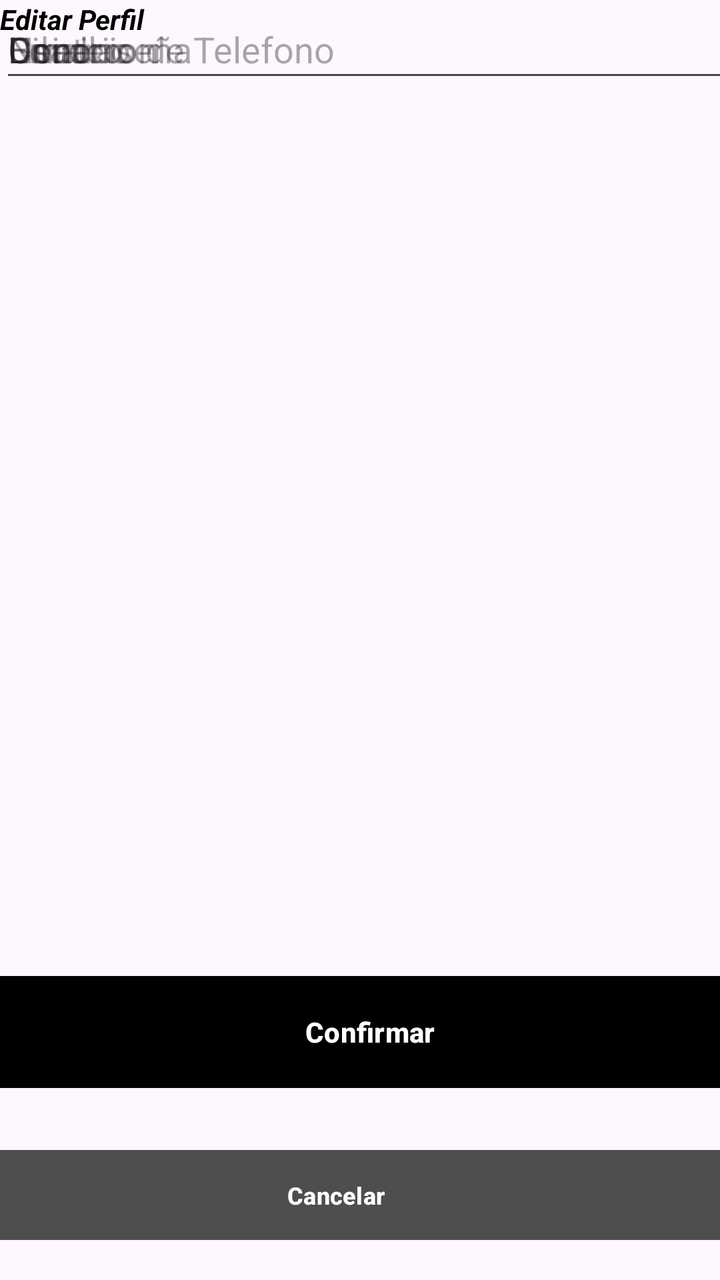
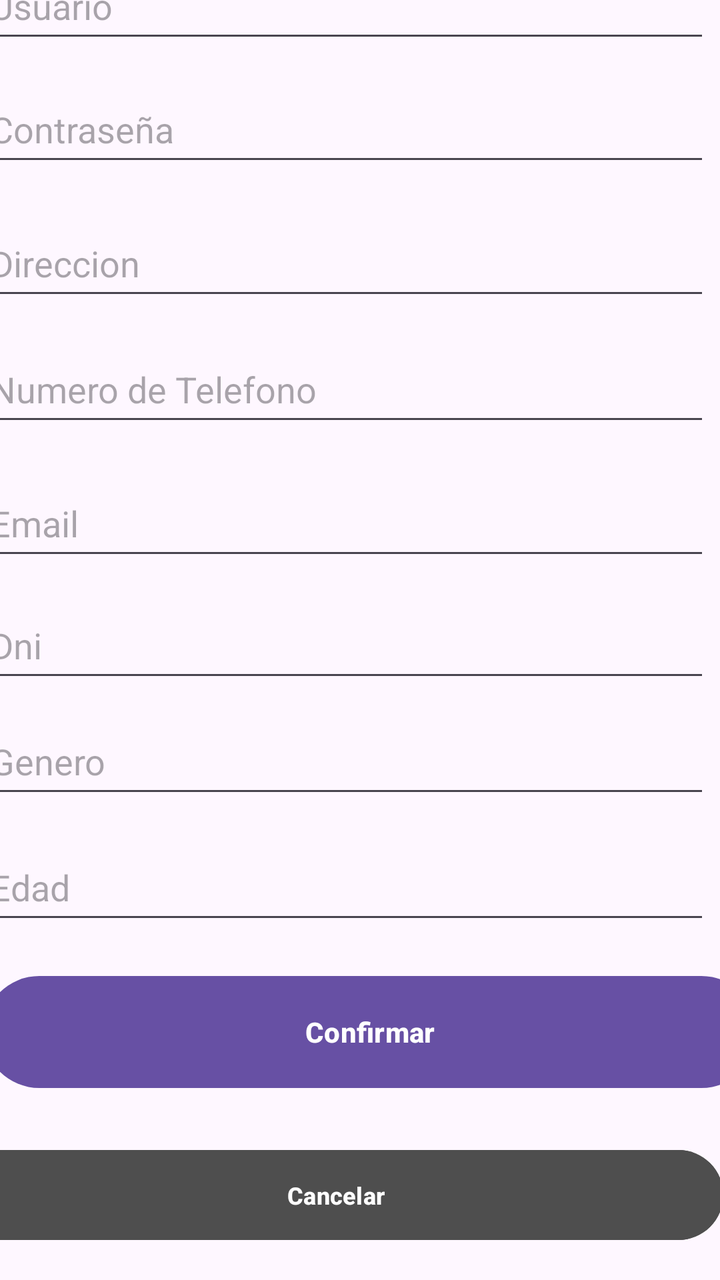

Screens rendered from an Android XML layout before and after an edit, with the pre-edit source and the edit as a unified diff.
<!-- AndroidManifest.xml: application theme Theme.MobilesVC -->
<!-- res/layout/user_edit_view.xml -->
<?xml version="1.0" encoding="utf-8"?>
<androidx.constraintlayout.widget.ConstraintLayout xmlns:android="http://schemas.android.com/apk/res/android"
    xmlns:app="http://schemas.android.com/apk/res-auto"
    xmlns:tools="http://schemas.android.com/tools"
    android:layout_width="match_parent"
    android:layout_height="match_parent">

    <com.google.android.material.textfield.TextInputEditText
        android:id="@+id/vGeneroEdit"
        android:layout_width="364dp"
        android:layout_height="46dp"
        android:hint="Genero"
        tools:layout_editor_absoluteX="16dp"
        tools:layout_editor_absoluteY="453dp" />

    <com.google.android.material.textfield.TextInputEditText
        android:id="@+id/vEdadEdit"
        android:layout_width="364dp"
        android:layout_height="46dp"
        android:hint="Edad"
        tools:layout_editor_absoluteX="16dp"
        tools:layout_editor_absoluteY="512dp" />

    <com.google.android.material.textfield.TextInputEditText
        android:id="@+id/vDniEdit"
        android:layout_width="364dp"
        android:layout_height="46dp"
        android:hint="Dni"
        tools:layout_editor_absoluteX="16dp"
        tools:layout_editor_absoluteY="399dp" />

    <com.google.android.material.textfield.TextInputEditText
        android:id="@+id/vEmailEdit"
        android:layout_width="364dp"
        android:layout_height="46dp"
        android:hint="Email"
        tools:layout_editor_absoluteX="16dp"
        tools:layout_editor_absoluteY="342dp" />

    <Button
        android:id="@+id/vEditUsuario"
        android:layout_width="387dp"
        android:layout_height="64dp"
        android:layout_marginTop="48dp"
        android:layout_marginBottom="92dp"
        android:backgroundTint="@color/primary"
        android:paddingVertical="14dp"
        android:text="Confirmar"
        android:textStyle="bold"
        app:cornerRadius="@dimen/item_transform_image_length"
        app:layout_constraintBottom_toBottomOf="parent"
        app:layout_constraintEnd_toEndOf="parent"
        app:layout_constraintHorizontal_bias="0.333"
        app:layout_constraintStart_toStartOf="parent"
        app:layout_constraintTop_toBottomOf="@+id/etClave" />

    <com.google.android.material.textfield.TextInputEditText
        android:id="@+id/vDireccionEdit"
        android:layout_width="364dp"
        android:layout_height="46dp"
        android:hint="Direccion"
        tools:layout_editor_absoluteX="16dp"
        tools:layout_editor_absoluteY="220dp" />

    <com.google.android.material.textfield.TextInputEditText
        android:id="@+id/vPasswordEdit"
        android:layout_width="364dp"
        android:layout_height="46dp"
        android:hint="Contraseña"
        tools:layout_editor_absoluteX="16dp"
        tools:layout_editor_absoluteY="157dp" />

    <TextView
        android:id="@+id/textView4"
        android:layout_width="wrap_content"
        android:layout_height="wrap_content"
        android:fontFamily="sans-serif"
        android:text="Editar Perfil"
        android:textColor="#000000"
        android:textStyle="bold|italic"
        tools:layout_editor_absoluteX="139dp"
        tools:layout_editor_absoluteY="32dp"
        tools:textSize="26sp" />

    <Button
        android:id="@+id/vVolverUserEdit"
        android:layout_width="387dp"
        android:layout_height="53dp"
        android:layout_marginHorizontal="24dp"
        android:layout_marginTop="8dp"
        android:layout_marginBottom="16dp"
        android:backgroundTint="#4E4E4E"
        android:paddingVertical="10dp"
        android:text="Cancelar"
        android:textSize="12sp"
        android:textStyle="bold"
        android:visibility="visible"
        app:cornerRadius="@dimen/item_transform_image_length"
        app:layout_constraintBottom_toBottomOf="parent"
        app:layout_constraintEnd_toEndOf="parent"
        app:layout_constraintHorizontal_bias="0.666"
        app:layout_constraintStart_toStartOf="parent"
        app:layout_constraintTop_toBottomOf="@+id/btIniciarSesion" />

    <com.google.android.material.textfield.TextInputEditText
        android:id="@+id/vTelefonoEdit"
        android:layout_width="364dp"
        android:layout_height="46dp"
        android:hint="Numero de Telefono"
        tools:layout_editor_absoluteX="16dp"
        tools:layout_editor_absoluteY="279dp" />

    <com.google.android.material.textfield.TextInputEditText
        android:id="@+id/vNombreEdit"
        android:layout_width="364dp"
        android:layout_height="46dp"
        android:hint="Usuario"
        tools:layout_editor_absoluteX="16dp"
        tools:layout_editor_absoluteY="99dp" />
</androidx.constraintlayout.widget.ConstraintLayout>
<!-- resources referenced by this layout -->
<resources>
  <style name="Theme.MobilesVC" parent="Base.Theme.MobilesVC" />
  <style name="Base.Theme.MobilesVC" parent="Theme.Material3.DayNight.NoActionBar">
          
          
      </style>
</resources>

<!-- the commit's change to res/layout/user_edit_view.xml (unified diff, before → after) -->
@@ -8,34 +8,50 @@
     <com.google.android.material.textfield.TextInputEditText
         android:id="@+id/vGeneroEdit"
         android:layout_width="364dp"
-        android:layout_height="46dp"
+        android:layout_height="50dp"
+        android:layout_marginStart="16dp"
+        android:layout_marginEnd="31dp"
+        android:layout_marginBottom="13dp"
         android:hint="Genero"
-        tools:layout_editor_absoluteX="16dp"
-        tools:layout_editor_absoluteY="453dp" />
+        app:layout_constraintBottom_toTopOf="@+id/vEdadEdit"
+        app:layout_constraintEnd_toEndOf="parent"
+        app:layout_constraintStart_toStartOf="parent" />
 
     <com.google.android.material.textfield.TextInputEditText
         android:id="@+id/vEdadEdit"
         android:layout_width="364dp"
-        android:layout_height="46dp"
+        android:layout_height="50dp"
+        android:layout_marginStart="16dp"
+        android:layout_marginEnd="31dp"
+        android:layout_marginBottom="17dp"
         android:hint="Edad"
-        tools:layout_editor_absoluteX="16dp"
-        tools:layout_editor_absoluteY="512dp" />
+        app:layout_constraintBottom_toTopOf="@+id/vEditUsuario"
+        app:layout_constraintEnd_toEndOf="parent"
+        app:layout_constraintStart_toStartOf="parent" />
 
     <com.google.android.material.textfield.TextInputEditText
         android:id="@+id/vDniEdit"
         android:layout_width="364dp"
-        android:layout_height="46dp"
+        android:layout_height="50dp"
+        android:layout_marginStart="16dp"
+        android:layout_marginEnd="31dp"
+        android:layout_marginBottom="8dp"
         android:hint="Dni"
-        tools:layout_editor_absoluteX="16dp"
-        tools:layout_editor_absoluteY="399dp" />
+        app:layout_constraintBottom_toTopOf="@+id/vGeneroEdit"
+        app:layout_constraintEnd_toEndOf="parent"
+        app:layout_constraintStart_toStartOf="parent" />
 
     <com.google.android.material.textfield.TextInputEditText
         android:id="@+id/vEmailEdit"
         android:layout_width="364dp"
-        android:layout_height="46dp"
+        android:layout_height="50dp"
+        android:layout_marginStart="16dp"
+        android:layout_marginEnd="31dp"
+        android:layout_marginBottom="11dp"
         android:hint="Email"
-        tools:layout_editor_absoluteX="16dp"
-        tools:layout_editor_absoluteY="342dp" />
+        app:layout_constraintBottom_toTopOf="@+id/vDniEdit"
+        app:layout_constraintEnd_toEndOf="parent"
+        app:layout_constraintStart_toStartOf="parent" />
 
     <Button
         android:id="@+id/vEditUsuario"
@@ -43,43 +59,54 @@
         android:layout_height="64dp"
         android:layout_marginTop="48dp"
         android:layout_marginBottom="92dp"
-        android:backgroundTint="@color/primary"
         android:paddingVertical="14dp"
         android:text="Confirmar"
         android:textStyle="bold"
-        app:cornerRadius="@dimen/item_transform_image_length"
         app:layout_constraintBottom_toBottomOf="parent"
         app:layout_constraintEnd_toEndOf="parent"
         app:layout_constraintHorizontal_bias="0.333"
-        app:layout_constraintStart_toStartOf="parent"
-        app:layout_constraintTop_toBottomOf="@+id/etClave" />
+        app:layout_constraintStart_toStartOf="parent" />
 
     <com.google.android.material.textfield.TextInputEditText
         android:id="@+id/vDireccionEdit"
         android:layout_width="364dp"
-        android:layout_height="46dp"
+        android:layout_height="50dp"
+        android:layout_marginStart="16dp"
+        android:layout_marginEnd="31dp"
+        android:layout_marginBottom="13dp"
         android:hint="Direccion"
-        tools:layout_editor_absoluteX="16dp"
-        tools:layout_editor_absoluteY="220dp" />
+        app:layout_constraintBottom_toTopOf="@+id/vTelefonoEdit"
+        app:layout_constraintEnd_toEndOf="parent"
+        app:layout_constraintStart_toStartOf="parent" />
 
     <com.google.android.material.textfield.TextInputEditText
         android:id="@+id/vPasswordEdit"
         android:layout_width="364dp"
-        android:layout_height="46dp"
+        android:layout_height="50dp"
+        android:layout_marginStart="16dp"
+        android:layout_marginEnd="31dp"
+        android:layout_marginBottom="17dp"
         android:hint="Contraseña"
-        tools:layout_editor_absoluteX="16dp"
-        tools:layout_editor_absoluteY="157dp" />
+        app:layout_constraintBottom_toTopOf="@+id/vDireccionEdit"
+        app:layout_constraintEnd_toEndOf="parent"
+        app:layout_constraintStart_toStartOf="parent" />
 
     <TextView
         android:id="@+id/textView4"
         android:layout_width="wrap_content"
         android:layout_height="wrap_content"
+        android:layout_marginStart="139dp"
+        android:layout_marginTop="32dp"
+        android:layout_marginEnd="139dp"
+        android:layout_marginBottom="32dp"
         android:fontFamily="sans-serif"
         android:text="Editar Perfil"
         android:textColor="#000000"
         android:textStyle="bold|italic"
-        tools:layout_editor_absoluteX="139dp"
-        tools:layout_editor_absoluteY="32dp"
+        app:layout_constraintBottom_toTopOf="@+id/vNombreEdit"
+        app:layout_constraintEnd_toEndOf="parent"
+        app:layout_constraintStart_toStartOf="parent"
+        app:layout_constraintTop_toTopOf="parent"
         tools:textSize="26sp" />
 
     <Button
@@ -95,26 +122,32 @@
         android:textSize="12sp"
         android:textStyle="bold"
         android:visibility="visible"
-        app:cornerRadius="@dimen/item_transform_image_length"
         app:layout_constraintBottom_toBottomOf="parent"
         app:layout_constraintEnd_toEndOf="parent"
         app:layout_constraintHorizontal_bias="0.666"
-        app:layout_constraintStart_toStartOf="parent"
-        app:layout_constraintTop_toBottomOf="@+id/btIniciarSesion" />
+        app:layout_constraintStart_toStartOf="parent" />
 
     <com.google.android.material.textfield.TextInputEditText
         android:id="@+id/vTelefonoEdit"
         android:layout_width="364dp"
-        android:layout_height="46dp"
+        android:layout_height="50dp"
+        android:layout_marginStart="16dp"
+        android:layout_marginEnd="31dp"
+        android:layout_marginBottom="17dp"
         android:hint="Numero de Telefono"
-        tools:layout_editor_absoluteX="16dp"
-        tools:layout_editor_absoluteY="279dp" />
+        app:layout_constraintBottom_toTopOf="@+id/vEmailEdit"
+        app:layout_constraintEnd_toEndOf="parent"
+        app:layout_constraintStart_toStartOf="parent" />
 
     <com.google.android.material.textfield.TextInputEditText
         android:id="@+id/vNombreEdit"
         android:layout_width="364dp"
-        android:layout_height="46dp"
+        android:layout_height="50dp"
+        android:layout_marginStart="16dp"
+        android:layout_marginEnd="31dp"
+        android:layout_marginBottom="12dp"
         android:hint="Usuario"
-        tools:layout_editor_absoluteX="16dp"
-        tools:layout_editor_absoluteY="99dp" />
+        app:layout_constraintBottom_toTopOf="@+id/vPasswordEdit"
+        app:layout_constraintEnd_toEndOf="parent"
+        app:layout_constraintStart_toStartOf="parent" />
 </androidx.constraintlayout.widget.ConstraintLayout>
